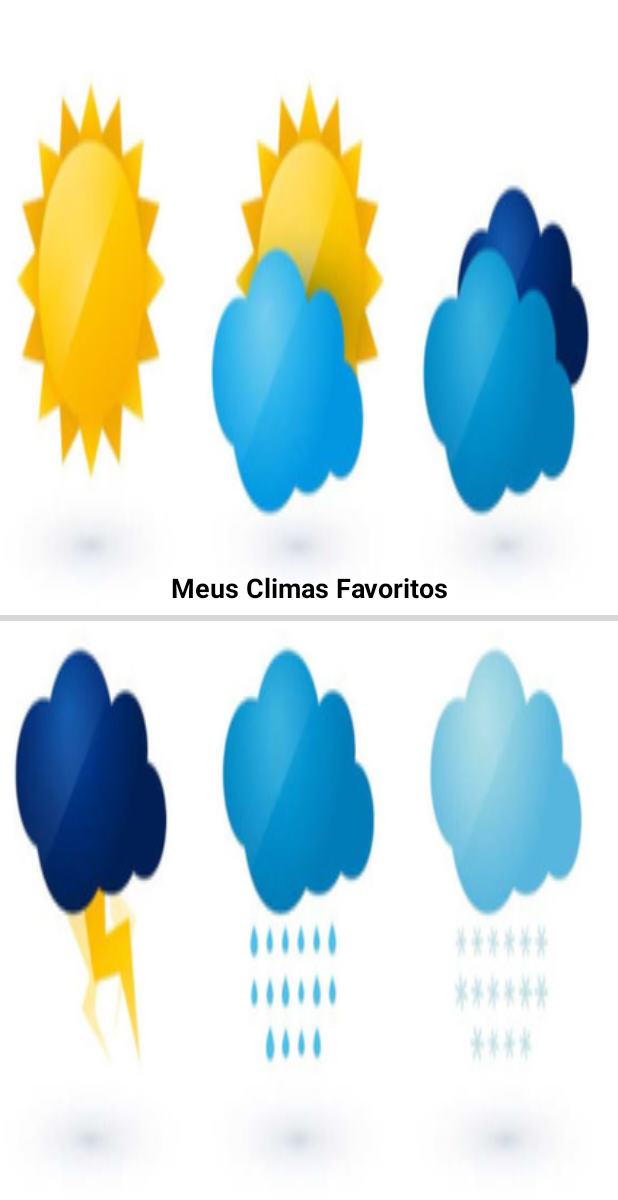
After one commit to renatac/ExercisePersistenceAndNetwork, an Android app: the layout splash.xml on its own in the app's theme, with its tools: preview values and no code run, on a phone screen of 412 x 824 dp. The commit adds this screen. Shown: the top 1200 px of the screen. Run offline under Robolectric (Android 15) with nearby library versions, the phone set to English and light mode, and no system bars.

Commit message:
Modifications 10

```diff
--- a/app/src/main/AndroidManifest.xml
+++ b/app/src/main/AndroidManifest.xml
@@ -18,7 +18,7 @@
         android:usesCleartextTraffic="false"
         tools:targetApi="n">
 
-        <activity android:name=".ui.activities.LanguageRecoveryActivity">
+        <activity android:name=".ui.activities.SplashActivity">
             <intent-filter>
                 <action android:name="android.intent.action.MAIN" />
                 <category android:name="android.intent.category.LAUNCHER" />
--- /dev/null
+++ b/app/src/main/res/layout/splash.xml
@@ -0,0 +1,28 @@
+<?xml version="1.0" encoding="utf-8"?>
+<androidx.constraintlayout.widget.ConstraintLayout xmlns:android="http://schemas.android.com/apk/res/android"
+    xmlns:app="http://schemas.android.com/apk/res-auto"
+    xmlns:tools="http://schemas.android.com/tools"
+    android:layout_width="match_parent"
+    android:layout_height="match_parent"
+    android:background="@drawable/climate"
+    tools:context=".ui.activities.SplashActivity">
+
+    <TextView
+        android:layout_width="match_parent"
+        android:layout_height="wrap_content"
+        android:text="@string/app_name"
+        android:textSize="@dimen/dim_18sp"
+        android:textStyle="bold"
+        android:gravity="center"
+        app:layout_constraintBottom_toTopOf="@+id/progressSplashBar"/>
+
+    <ProgressBar
+        android:id="@+id/progressSplashBar"
+        style="?android:attr/progressBarStyleHorizontal"
+        android:layout_width="match_parent"
+        android:layout_height="wrap_content"
+        android:progressTint="@color/teal_200"
+        app:layout_constraintTop_toTopOf="parent"
+        app:layout_constraintBottom_toBottomOf="parent"/>
+
+</androidx.constraintlayout.widget.ConstraintLayout>
```
Also changed, not shown: app/src/main/java/com/example/persistenceapp/ui/activities/SplashActivity.kt (renamed from app/src/main/java/com/example/persistenceapp/ui/activities/LanguageRecoveryActivity.kt, +27 -6 lines), app/src/main/res/drawable-hdpi/climate.png (added), app/src/main/res/drawable-ldpi/climate.png (added), app/src/main/res/drawable-mdpi/climate.png (added), app/src/main/res/drawable-xhdpi/climate.png (added), app/src/main/res/drawable-xxhdpi/climate.png (added), app/src/main/res/drawable-xxxhdpi/climate.png (added).
